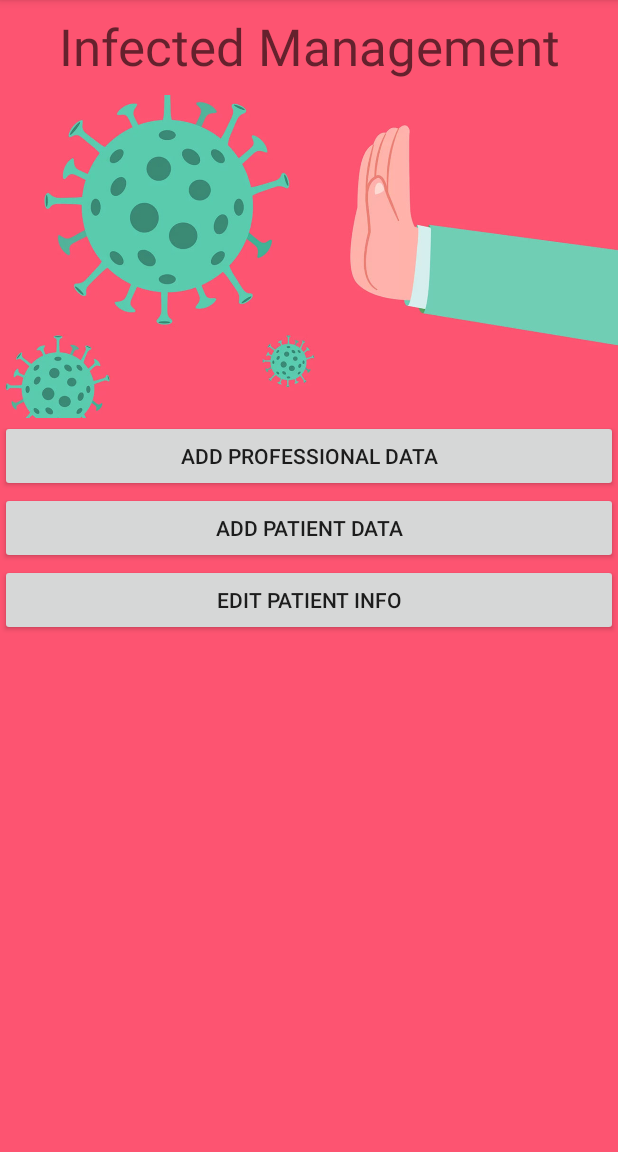
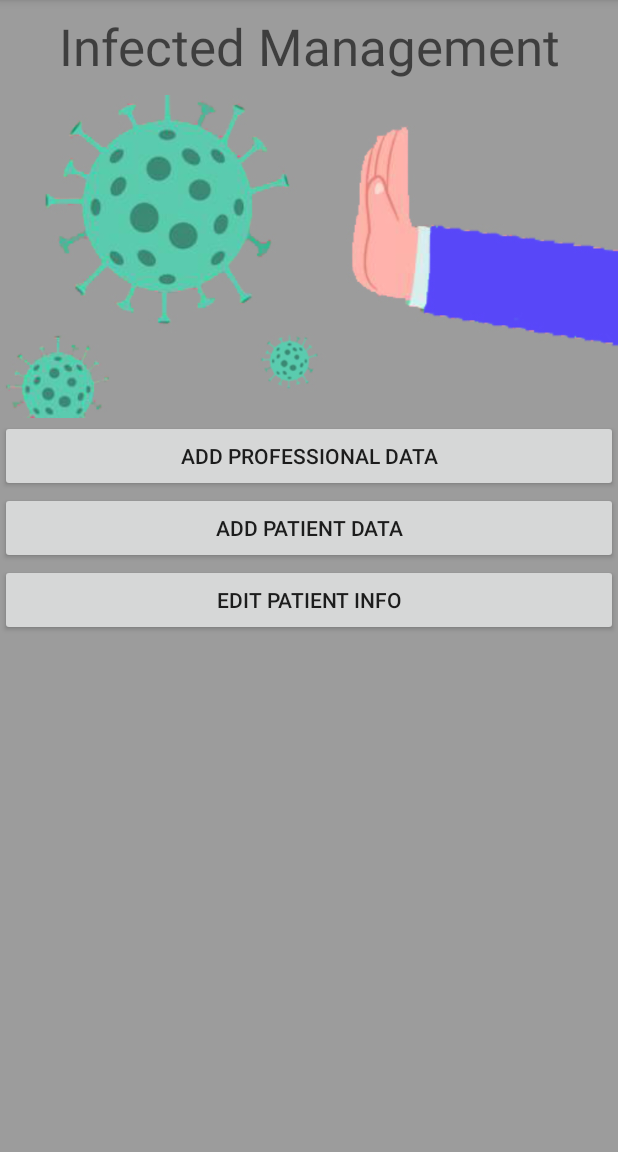
Before and after one commit to DanielSiob/Gestao_Infetados, an Android app: the screen it shows after launch (MainActivity), on a phone screen of 412 x 824 dp, the part 84-1236 px from its top. Run offline under Robolectric (Android 15) with nearby library versions, the phone set to English and light mode, and no system bars.

Commit message:
alteração da cor do background

```diff
--- a/app/src/main/res/layout/activity_add__patient__data.xml
+++ b/app/src/main/res/layout/activity_add__patient__data.xml
@@ -4,7 +4,7 @@
     xmlns:tools="http://schemas.android.com/tools"
     android:layout_width="match_parent"
     android:layout_height="match_parent"
-    android:background="#FD5471"
+    android:background="#9C9C9C"
     android:orientation="vertical"
     tools:context=".Add_Patient_Data">
 
--- a/app/src/main/res/layout/activity_add__professional__data.xml
+++ b/app/src/main/res/layout/activity_add__professional__data.xml
@@ -4,7 +4,7 @@
     xmlns:tools="http://schemas.android.com/tools"
     android:layout_width="match_parent"
     android:layout_height="match_parent"
-    android:background="#FD5471"
+    android:background="#9C9C9C"
     android:orientation="vertical"
     tools:context=".Add_Professional_Data">
 
--- a/app/src/main/res/layout/activity_main.xml
+++ b/app/src/main/res/layout/activity_main.xml
@@ -5,9 +5,9 @@
     android:layout_width="match_parent"
     android:layout_height="match_parent"
     android:addStatesFromChildren="false"
-    android:background="#FD5471"
+    android:background="#9C9C9C"
     android:orientation="vertical"
-    tools:context=".MainActivity" >
+    tools:context=".MainActivity">
 
     <TextView
         android:id="@+id/textView"
@@ -40,7 +40,7 @@
         android:id="@+id/button3"
         android:layout_width="match_parent"
         android:layout_height="wrap_content"
-        android:text="Edit Patient Info"
-        android:onClick="goToActivity_Add_Professional_Data"/>
+        android:onClick="goToActivity_Add_Professional_Data"
+        android:text="Edit Patient Info" />
 
 </LinearLayout>
```
Also changed, not shown: app/src/main/res/drawable/coronavirus.jpg.
